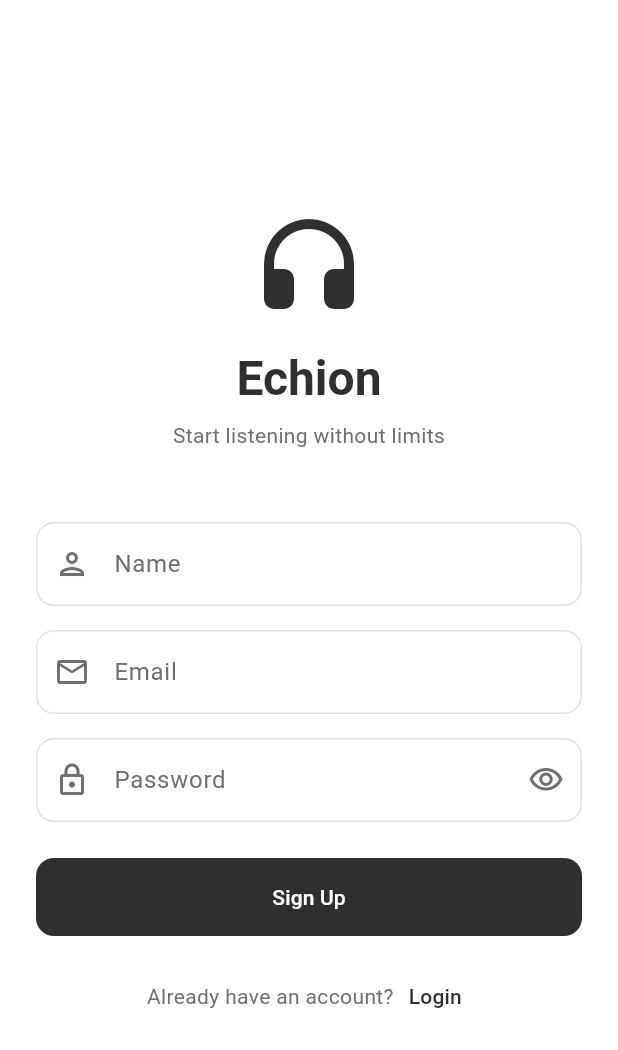
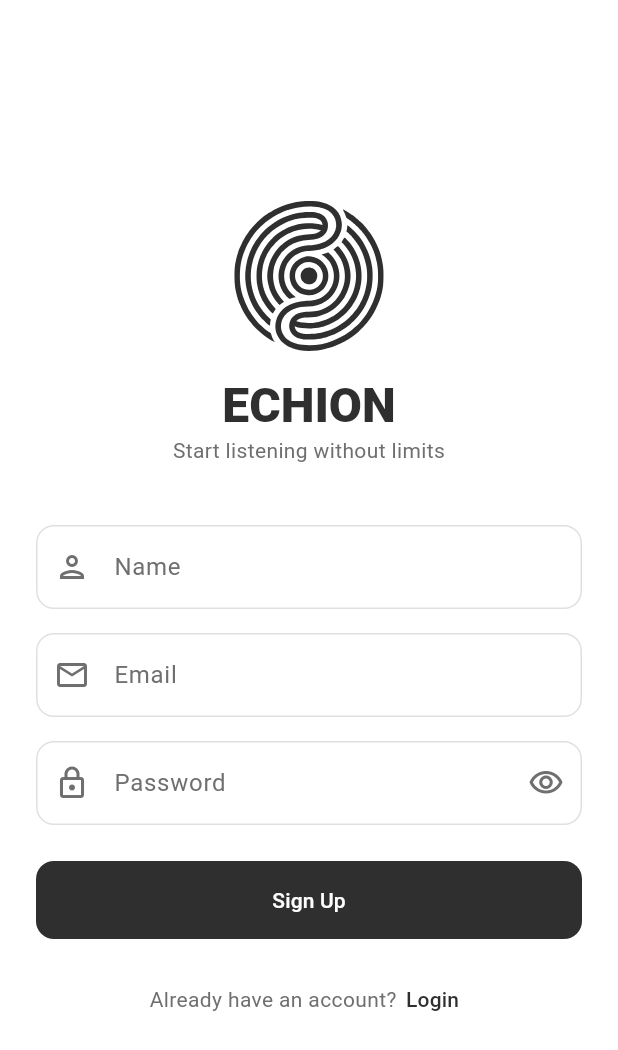
Before and after one commit to dirgaydtm/echion, a Flutter app: the screen it shows after launch, after a tap on "Login", after a tap on "Sign Up", on a phone screen of 412 x 824 dp. Shown: the top 1050 px of the screen. Run offline on Flutter 3.47's test engine with Material 3 defaults, Android fonts, the phone set to English and light mode, and no system bars; our stand-ins replace cached_network_image, dio, file_picker, flutter_riverpod, flutter_svg, hive_flutter and 1 more; accounts and stored records are empty.

Commit message:
feat(auth): add logo widget and little adjustment

```diff
--- a/lib/features/auth/presentation/pages/login_page.dart
+++ b/lib/features/auth/presentation/pages/login_page.dart
@@ -1,16 +1,16 @@
+import '../../../../core/widgets/logo.dart';
 import 'package:flutter/material.dart';
 import 'package:flutter_riverpod/flutter_riverpod.dart';
 import '../../../../core/utils/snackbar_helper.dart';
 import '../../../../core/utils/validators.dart';
 import '../../../../core/widgets/app_text_field.dart';
 import '../../../../core/widgets/loading_button.dart';
-import 'package:page_transition/page_transition.dart';
 import '../widgets/password_field.dart';
 import '../../providers/auth_provider.dart';
-import 'signup_page.dart';
 
 class LoginPage extends ConsumerStatefulWidget {
-  const LoginPage({super.key});
+  const LoginPage({super.key, required this.onToggleAuth});
+  final VoidCallback onToggleAuth;
 
   @override
   ConsumerState<LoginPage> createState() => _LoginPageState();
@@ -60,21 +60,18 @@ class _LoginPageState extends ConsumerState<LoginPage> {
                 mainAxisAlignment: MainAxisAlignment.center,
                 crossAxisAlignment: CrossAxisAlignment.stretch,
                 children: [
-                  Icon(
-                    Icons.headphones_rounded,
-                    size: 80,
-                    color: colorScheme.primary,
-                  ),
+                  const Logo(size: 100),
+
                   const SizedBox(height: 16),
                   Text(
-                    'Echion',
+                    'ECHION',
                     textAlign: TextAlign.center,
-                    style: Theme.of(context).textTheme.headlineLarge?.copyWith(
-                      fontWeight: FontWeight.bold,
+                    style: Theme.of(context).textTheme.headlineMedium?.copyWith(
+                      fontWeight: FontWeight.w900,
                       color: colorScheme.primary,
                     ),
                   ),
-                  const SizedBox(height: 8),
+
                   Text(
                     'Your Music, Your Way',
                     textAlign: TextAlign.center,
@@ -83,7 +80,7 @@ class _LoginPageState extends ConsumerState<LoginPage> {
                     ),
                   ),
 
-                  const SizedBox(height: 48),
+                  const SizedBox(height: 40),
 
                   AppTextField(
                     controller: _emailController,
@@ -96,6 +93,7 @@ class _LoginPageState extends ConsumerState<LoginPage> {
                   const SizedBox(height: 16),
 
                   PasswordField(controller: _passwordController),
+
                   const SizedBox(height: 24),
 
                   LoadingButton(
@@ -103,6 +101,7 @@ class _LoginPageState extends ConsumerState<LoginPage> {
                     onPressed: _login,
                     label: 'Login',
                   ),
+
                   const SizedBox(height: 16),
 
                   Row(
@@ -117,13 +116,9 @@ class _LoginPageState extends ConsumerState<LoginPage> {
                           padding: EdgeInsets.zero,
                           minimumSize: Size.zero,
                         ),
-                        onPressed: () => Navigator.pushReplacement(
-                          context,
-                          PageTransition(
-                            type: PageTransitionType.fade,
-                            child: const SignupPage(),
-                          ),
-                        ),
+                        onPressed: () {
+                          widget.onToggleAuth();
+                        },
                         child: const Text('Sign Up'),
                       ),
                     ],
--- a/lib/features/auth/presentation/pages/signup_page.dart
+++ b/lib/features/auth/presentation/pages/signup_page.dart
@@ -1,16 +1,16 @@
+import 'package:echion/core/utils/snackbar_helper.dart';
+import 'package:echion/core/widgets/logo.dart';
 import 'package:flutter/material.dart';
 import 'package:flutter_riverpod/flutter_riverpod.dart';
-import '../../../../core/utils/snackbar_helper.dart';
 import '../../../../core/utils/validators.dart';
 import '../../../../core/widgets/app_text_field.dart';
 import '../../../../core/widgets/loading_button.dart';
-import 'package:page_transition/page_transition.dart';
 import '../widgets/password_field.dart';
 import '../../providers/auth_provider.dart';
-import 'login_page.dart';
 
 class SignupPage extends ConsumerStatefulWidget {
-  const SignupPage({super.key});
+  const SignupPage({super.key, required this.onToggleAuth});
+  final VoidCallback onToggleAuth;
 
   @override
   ConsumerState<SignupPage> createState() => _SignupPageState();
@@ -62,22 +62,17 @@ class _SignupPageState extends ConsumerState<SignupPage> {
               child: Column(
                 crossAxisAlignment: CrossAxisAlignment.stretch,
                 children: [
-                  Icon(
-                    Icons.headphones_rounded,
-                    size: 80,
-                    color: colorScheme.primary,
-                  ),
+                  Logo(size: 100),
+
                   const SizedBox(height: 16),
                   Text(
-                    'Echion',
+                    'ECHION',
                     textAlign: TextAlign.center,
                     style: Theme.of(context).textTheme.headlineLarge?.copyWith(
-                      fontWeight: FontWeight.bold,
+                      fontWeight: FontWeight.w900,
                       color: colorScheme.primary,
                     ),
                   ),
-
-                  const SizedBox(height: 8),
 
                   Text(
                     'Start listening without limits',
@@ -87,7 +82,7 @@ class _SignupPageState extends ConsumerState<SignupPage> {
                     ),
                   ),
 
-                  const SizedBox(height: 48),
+                  const SizedBox(height: 40),
 
                   AppTextField(
                     controller: _nameController,
@@ -123,7 +118,7 @@ class _SignupPageState extends ConsumerState<SignupPage> {
                     mainAxisAlignment: MainAxisAlignment.center,
                     children: [
                       Text(
-                        'Already have an account? ',
+                        'Already have an account?',
                         style: TextStyle(color: colorScheme.onSurfaceVariant),
                       ),
                       TextButton(
@@ -131,13 +126,9 @@ class _SignupPageState extends ConsumerState<SignupPage> {
                           padding: EdgeInsets.zero,
                           minimumSize: Size.zero,
                         ),
-                        onPressed: () => Navigator.pushReplacement(
-                          context,
-                          PageTransition(
-                            type: PageTransitionType.fade,
-                            child: const LoginPage(),
-                          ),
-                        ),
+                        onPressed: () {
+                          widget.onToggleAuth();
+                        },
                         child: const Text('Login'),
                       ),
                     ],
```
